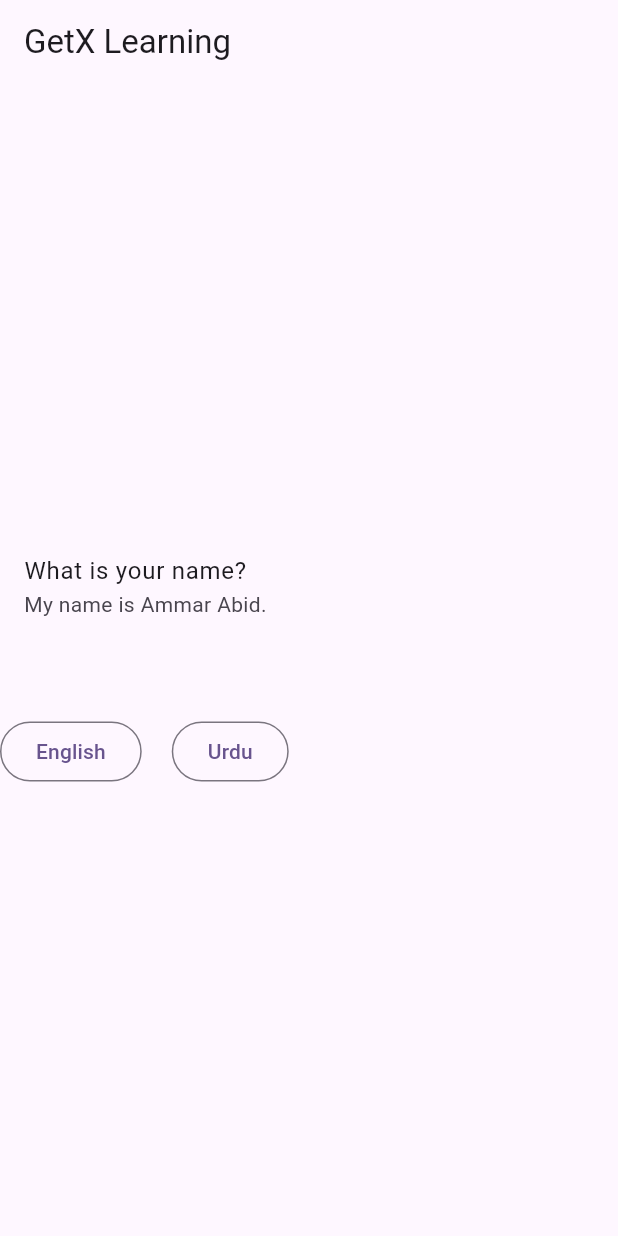
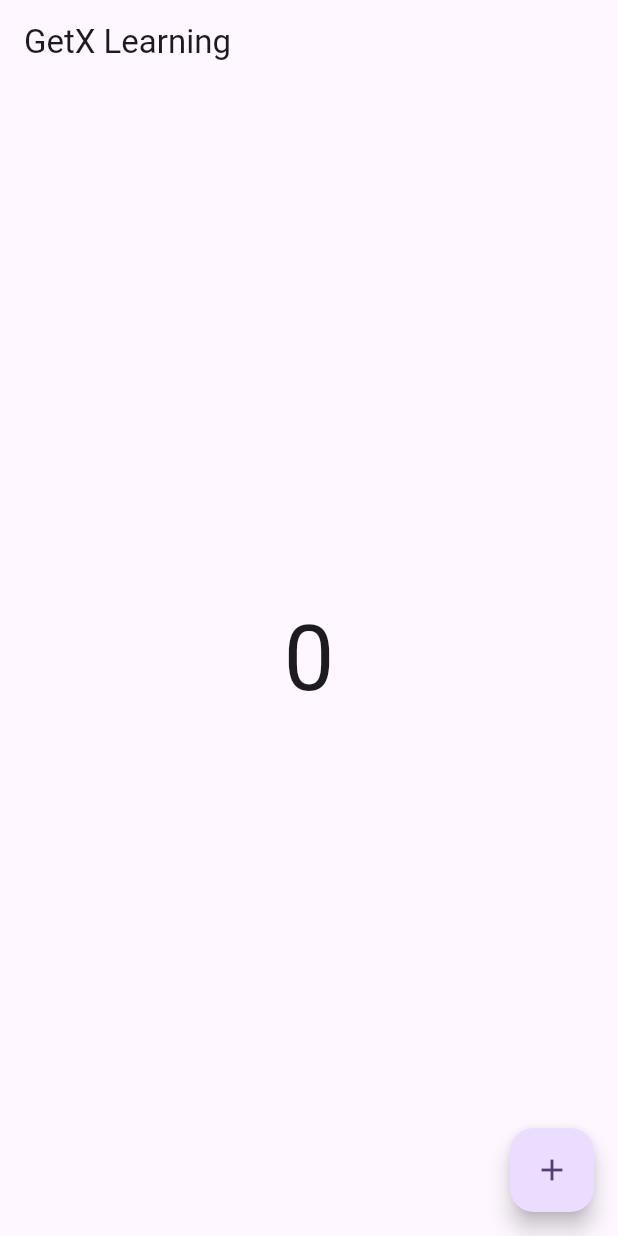
Before and after one commit to ammarabid29/Flutter-GetX, a Flutter app: the screen it shows after launch, on a phone screen of 412 x 824 dp. Run offline on Flutter 3.47's test engine with Material 3 defaults, Android fonts, the phone set to English and light mode, and no system bars; our stand-ins replace get.

Commit message:
GetX counter

```diff
--- /dev/null
+++ b/lib/counter_controller.dart
@@ -0,0 +1,9 @@
+import 'package:get/get.dart';
+
+class CounterController extends GetxController {
+  RxInt counter = 0.obs;
+
+  incrementCounter() {
+    counter.value++;
+  }
+}
--- a/lib/home_screen.dart
+++ b/lib/home_screen.dart
@@ -1,4 +1,5 @@
 import 'package:flutter/material.dart';
+import 'package:flutter_getx/counter_controller.dart';
 import 'package:get/get.dart';
 
 class HomeScreen extends StatefulWidget {
@@ -9,43 +10,27 @@ class HomeScreen extends StatefulWidget {
 }
 
 class _HomeScreenState extends State<HomeScreen> {
+  final CounterController controller = Get.put(CounterController());
+
   @override
   Widget build(BuildContext context) {
     return Scaffold(
       appBar: AppBar(
         title: const Text("GetX Learning"),
       ),
-      body: Column(
-        crossAxisAlignment: CrossAxisAlignment.center,
-        mainAxisAlignment: MainAxisAlignment.center,
-        children: [
-          ListTile(
-            title: Text("message".tr),
-            subtitle: Text("name".tr),
-          ),
-          const SizedBox(height: 50),
-          Row(
-            children: [
-              OutlinedButton(
-                onPressed: () {
-                  Get.updateLocale(
-                    const Locale("en", "US"),
-                  );
-                },
-                child: const Text("English"),
-              ),
-              const SizedBox(width: 20),
-              OutlinedButton(
-                onPressed: () {
-                  Get.updateLocale(
-                    const Locale("ur", "PK"),
-                  );
-                },
-                child: const Text("Urdu"),
-              ),
-            ],
-          )
-        ],
+      body: Center(
+        child: Obx(() {
+          return Text(
+            controller.counter.toString(),
+            style: const TextStyle(fontSize: 60),
+          );
+        }),
+      ),
+      floatingActionButton: FloatingActionButton(
+        onPressed: () {
+          controller.incrementCounter();
+        },
+        child: const Icon(Icons.add),
       ),
     );
   }
--- a/lib/languages.dart
+++ /dev/null
@@ -1,15 +0,0 @@
-import 'package:get/get_navigation/src/root/internacionalization.dart';
-
-class Languages extends Translations {
-  @override
-  Map<String, Map<String, String>> get keys => {
-        "en_US": {
-          "message": "What is your name?",
-          "name": "My name is Ammar Abid."
-        },
-        "ur_PK": {
-          "message": "آپ کا نام کیا ہے؟",
-          "name": "میرا نام عمار عابد ہے۔"
-        }
-      };
-}
--- a/lib/main.dart
+++ b/lib/main.dart
@@ -1,5 +1,4 @@
 import 'package:flutter/material.dart';
-import 'package:flutter_getx/languages.dart';
 import 'package:get/get.dart';
 
 import 'package:flutter_getx/home_screen.dart';
@@ -15,9 +14,7 @@ class MyApp extends StatelessWidget {
   Widget build(BuildContext context) {
     return GetMaterialApp(
       title: 'Flutter Demo',
-      translations: Languages(),
-      locale: const Locale("en", "US"),
-      fallbackLocale: const Locale("en", "US"),
+
       theme: ThemeData(
         colorScheme: ColorScheme.fromSeed(seedColor: Colors.deepPurple),
         useMaterial3: true,
```
